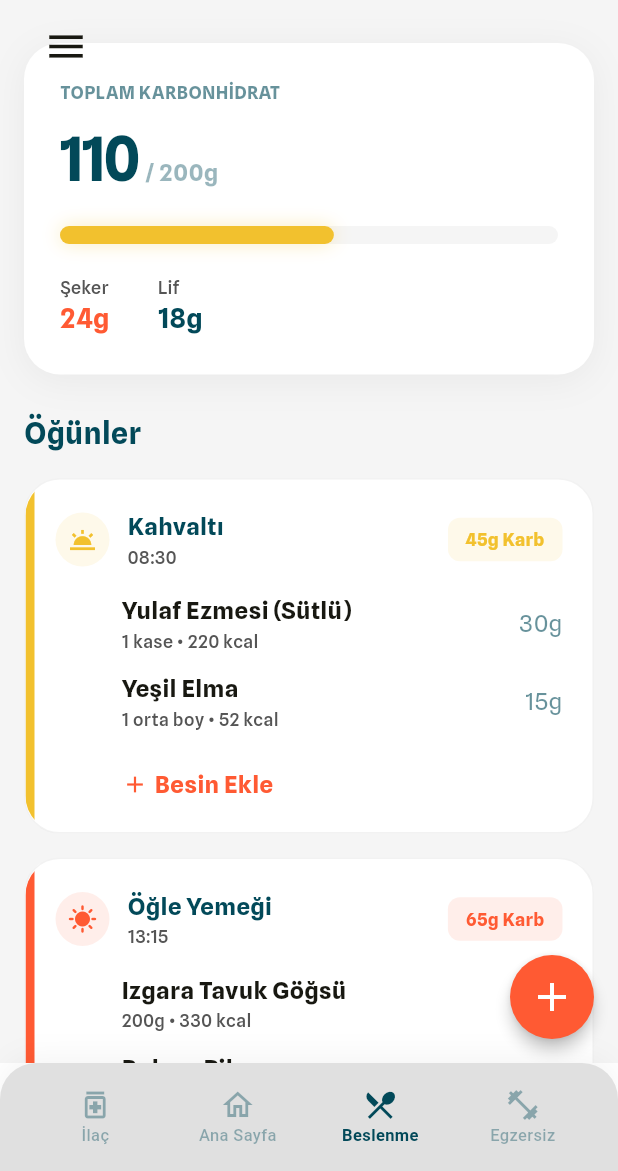
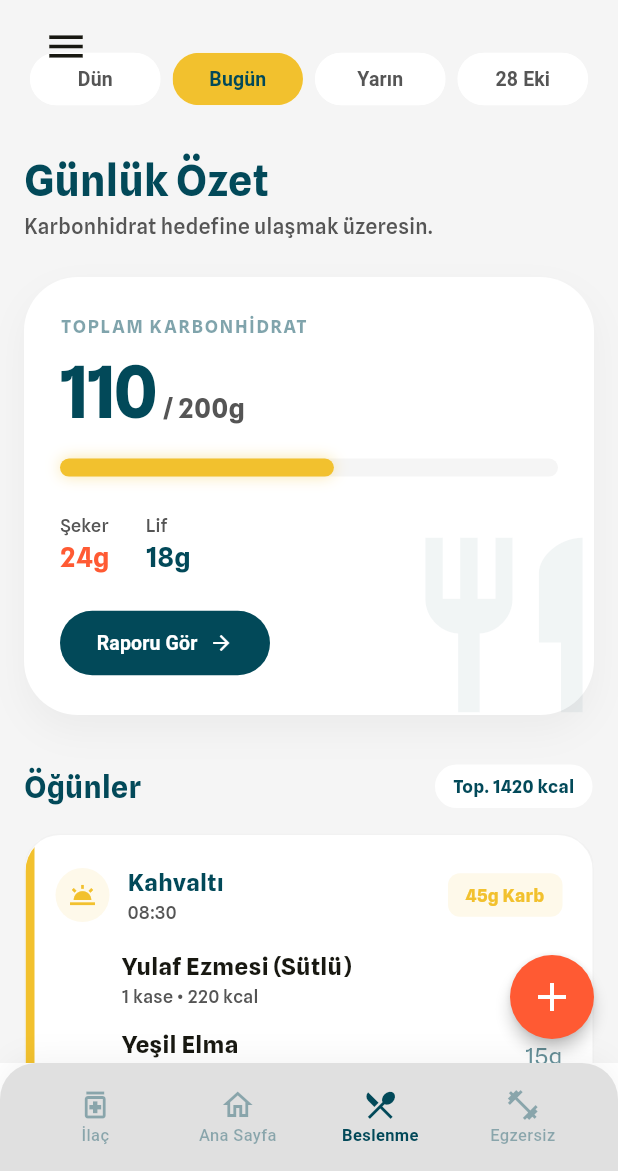
Before and after one commit to SudeAkdag/INSULA, a Flutter app: the screen it shows after launch, item 3 of the bottom bar chosen, on a phone screen of 412 x 824 dp, the part 65-1236 px from its top. Run offline on Flutter 3.47's test engine with Material 3 defaults, Android fonts, the phone set to English and light mode, and no system bars; network calls fail.

Commit message:
nutrition mvp

```diff
--- a/insula/lib/data/repositories/nutrition_repository.dart
+++ b/insula/lib/data/repositories/nutrition_repository.dart
@@ -64,6 +64,11 @@ class NutritionRepository {
           ),
         ],
       ),
+      // YENİ: Akşam Yemeği (Henüz girilmedi)
+      Meal(type: "Akşam Yemeği", items: []),
+
+      // YENİ: Ara Öğünler (Henüz girilmedi)
+      Meal(type: "Ara Öğünler", items: []),
     ];
   }
 
--- a/insula/lib/presentation/screens/nutrition_screen.dart
+++ b/insula/lib/presentation/screens/nutrition_screen.dart
@@ -4,8 +4,8 @@ import '/core/theme/app_text_styles.dart'; //
 import '/core/theme/app_constants.dart'; //
 import '/data/models/index.dart'; //
 import '/data/repositories/nutrition_repository.dart';
-import '/presentation/widgets/nutrition_summary_card.dart';
-import '/presentation/widgets/meal_card.dart';
+import '../widgets/nutrition/nutrition_summary_card.dart';
+import '../widgets/nutrition/meal_card.dart';
 
 class NutritionScreen extends StatefulWidget {
   const NutritionScreen({super.key});
@@ -43,9 +43,36 @@ class _NutritionScreenState extends State<NutritionScreen> {
           return ListView(
             padding: const EdgeInsets.all(16),
             children: [
+              _buildDateSelector(),
+              const SizedBox(height: 24),
+              Text("Günlük Özet", style: AppTextStyles.h1.copyWith(fontSize: 28)), //
+              Text(
+                "Karbonhidrat hedefine ulaşmak üzeresin.",
+                style: AppTextStyles.label.copyWith(fontSize: 14)
+                ),
+              SizedBox(height: 24),
               _buildDailySummary(meals), // Yukarıdaki o büyük özet kartı
-              const SizedBox(height: 24),
-              Text("Öğünler", style: AppTextStyles.h1.copyWith(fontSize: 20)),
+              const SizedBox(height: 32),
+
+              Row(
+                mainAxisAlignment: MainAxisAlignment.spaceBetween,
+                children: [
+                  Text("Öğünler", style: AppTextStyles.h1.copyWith(fontSize: 20)), //
+                  Container(
+                    padding: const EdgeInsets.symmetric(horizontal: 12, vertical: 6),
+                    decoration: BoxDecoration(
+                      color: AppColors.surfaceLight, //
+                      borderRadius: BorderRadius.circular(20),
+                      border: Border.all(color: AppColors.backgroundLight), //
+                    ),
+                    child: Text(
+                      "Top. 1420 kcal",
+                      style: AppTextStyles.label.copyWith(fontWeight: FontWeight.bold, color: AppColors.secondary) //
+                    ),
+                  ),
+                ],
+              ),
+
               const SizedBox(height: 16),
               ...meals.map((meal) => MealCard(meal: meal)).toList(),
             ],
@@ -74,6 +101,46 @@ class _NutritionScreenState extends State<NutritionScreen> {
     );
   }
 
+Widget _buildDateSelector() {
+  final List<String> days = ["Dün", "Bugün", "Yarın", "28 Eki"];
+
+  return Row( // ListView yerine Row kullanarak butonların yayılmasını sağlıyoruz
+    children: List.generate(days.length, (index) {
+      bool isSelected = index == 1; // "Bugün" seçili
+
+      return Expanded( // Expanded, her butona ekranın 1/4'ünü (eşit payı) verir
+        child: Padding(
+          padding: const EdgeInsets.symmetric(horizontal: 4), // Butonlar arası boşluk
+          child: ChoiceChip(
+            // SizedBox.expand veya width: double.infinity ile Chip'in tüm alanı kaplamasını sağlıyoruz
+            label: SizedBox(
+              width: double.infinity,
+              child: Text(
+                days[index],
+                textAlign: TextAlign.center,
+                style: TextStyle(
+                  color: isSelected ? AppColors.secondary : AppColors.textSecLight,
+                  fontWeight: FontWeight.bold,
+                  fontSize: 13,
+                ),
+              ),
+            ),
+            selected: isSelected,
+            onSelected: (val) {},
+            selectedColor: AppColors.primary,
+            backgroundColor: AppColors.surfaceLight,
+            shape: RoundedRectangleBorder(borderRadius: BorderRadius.circular(20)),
+            side: BorderSide.none,
+            showCheckmark: false, // Tasarımdaki gibi temiz görünüm için tik işaretini kaldırdık
+            // Chip'in iç boşluklarını sıfırlayarak tam yayılım sağlıyoruz
+            labelPadding: EdgeInsets.zero,
+            padding: const EdgeInsets.symmetric(vertical: 8),
+          ),
+        ),
+      );
+    }),
+  );
+}
 // nutrition_screen.dart içinde:
 Widget _buildDailySummary(List<Meal> meals) {
   // Model içindeki fonksiyonları kullanarak toplamları alıyoruz
--- a/insula/lib/presentation/widgets/meal_card.dart
+++ b/insula/lib/presentation/widgets/nutrition/meal_card.dart
@@ -69,7 +69,9 @@ class MealCard extends StatelessWidget {
           children: [
             Text(meal.type, style: AppTextStyles.h1.copyWith(fontSize: 16)),
             if (meal.time != null)
-              Text(meal.time!, style: AppTextStyles.label), //
+              Text(meal.time!, style: AppTextStyles.label) //
+            else if (meal.items.isEmpty)
+              Text("Henüz girilmedi", style: AppTextStyles.label.copyWith(color: AppColors.textSecLight)),
           ],
         ),
         const Spacer(),
@@ -127,12 +129,14 @@ class MealCard extends StatelessWidget {
   Color _getMealColor(String type) {
     if (type == "Kahvaltı") return AppColors.primary;
     if (type == "Öğle Yemeği") return AppColors.tertiary;
+    if (type == "Akşam Yemeği") return AppColors.secondary;
     return AppColors.secondary;
   }
 
   IconData _getMealIcon(String type) {
     if (type == "Kahvaltı") return Icons.wb_twilight;
     if (type == "Öğle Yemeği") return Icons.sunny;
-    return Icons.bedtime;
+    if (type == "Akşam Yemeği") return Icons.bedtime;
+    return Icons.cookie_outlined;
   }
 }
--- /dev/null
+++ b/insula/lib/presentation/widgets/nutrition/nutrition_summary_card.dart
@@ -0,0 +1,154 @@
+import 'package:flutter/material.dart';
+import '/core/theme/app_colors.dart';
+import '/core/theme/app_text_styles.dart';
+import '/core/theme/app_constants.dart';
+
+class NutritionSummaryCard extends StatelessWidget {
+  final double currentCarbs;
+  final int carbGoal;
+  final double sugar;
+  final double fiber;
+
+  const NutritionSummaryCard({
+    super.key,
+    required this.currentCarbs,
+    required this.carbGoal,
+    required this.sugar,
+    required this.fiber,
+  });
+
+  @override
+  Widget build(BuildContext context) {
+    double progress = (currentCarbs / carbGoal).clamp(0.0, 1.0);
+
+    return Container(
+      width: double.infinity,
+      decoration: BoxDecoration(
+        color: AppColors.surfaceLight,
+        borderRadius: BorderRadius.circular(AppRadius.lg * 1.5), // Tasarımdaki daha yumuşak köşe
+        boxShadow: [
+          BoxShadow(
+            color: Colors.black.withOpacity(0.04),
+            blurRadius: 20,
+            offset: const Offset(0, 10),
+          ),
+        ],
+      ),
+      child: Stack( // Arka plan detayı için Stack kullanıyoruz
+        children: [
+          // Arka Plandaki Görsel Detayı (Sağ alt köşedeki tabağı simüle eder)
+          Positioned(
+            right: -10,
+            bottom: -10,
+            child: Opacity(
+              opacity: 0.05,
+              child: Icon(Icons.restaurant, size: 140, color: AppColors.secondary),
+            ),
+          ),
+
+          Padding(
+            padding: const EdgeInsets.all(24),
+            child: Column(
+              crossAxisAlignment: CrossAxisAlignment.start,
+              children: [
+                Text(
+                  "TOPLAM KARBONHİDRAT",
+                  style: AppTextStyles.label.copyWith(
+                    fontWeight: FontWeight.bold,
+                    letterSpacing: 1.2,
+                    color: AppColors.secondary.withOpacity(0.5),
+                  ),
+                ),
+                const SizedBox(height: 12),
+                Row(
+                  crossAxisAlignment: CrossAxisAlignment.baseline,
+                  textBaseline: TextBaseline.alphabetic,
+                  children: [
+                    Text(
+                      currentCarbs.toInt().toString(),
+                      style: AppTextStyles.glucoseValue.copyWith(fontSize: 48, height: 1),
+                    ),
+                    const SizedBox(width: 4),
+                    Text(
+                      "/ ${carbGoal}g",
+                      style: AppTextStyles.body.copyWith(
+                        color: AppColors.textSecLight,
+                        fontWeight: FontWeight.bold,
+                        fontSize: 18,
+                      ),
+                    ),
+                  ],
+                ),
+                const SizedBox(height: 20),
+                // Progress Bar
+                Container(
+                  height: 12,
+                  width: double.infinity,
+                  decoration: BoxDecoration(
+                    color: AppColors.backgroundLight,
+                    borderRadius: BorderRadius.circular(AppRadius.full),
+                  ),
+                  child: FractionallySizedBox(
+                    alignment: Alignment.centerLeft,
+                    widthFactor: progress,
+                    child: Container(
+                      decoration: BoxDecoration(
+                        color: AppColors.primary,
+                        borderRadius: BorderRadius.circular(AppRadius.full),
+                        boxShadow: [
+                          BoxShadow(color: AppColors.primary.withOpacity(0.4), blurRadius: 8)
+                        ],
+                      ),
+                    ),
+                  ),
+                ),
+                const SizedBox(height: 24),
+                // Şeker, Lif ve Buton Satırı
+                Row(
+                  children: [
+                    _buildNutrientInfo("Şeker", "${sugar.toInt()}g", AppColors.tertiary),
+                    const SizedBox(width: 24),
+                    _buildNutrientInfo("Lif", "${fiber.toInt()}g", AppColors.secondary),
+                  ]
+                ),
+                    const SizedBox(height: 20),
+                    // Tasarımdaki "Raporu Gör" Butonu
+                    SizedBox(
+                      width: 140, // Tasarımdaki genişlik
+                      child: ElevatedButton(
+                        onPressed: () {}, // Fonksiyon daha sonra eklenecek
+                        style: ElevatedButton.styleFrom(
+                          backgroundColor: AppColors.secondary,
+                          foregroundColor: Colors.white,
+                          padding: const EdgeInsets.symmetric(vertical: 12),
+                          shape: const StadiumBorder(), // Oval yapı
+                          elevation: 0,
+                        ),
+                    child: Row(
+                      mainAxisAlignment: MainAxisAlignment.center,
+                      children: const [
+                        Text("Raporu Gör", style: TextStyle(fontWeight: FontWeight.bold, fontSize: 13)),
+                        SizedBox(width: 8),
+                        Icon(Icons.arrow_forward, size: 16),
+                      ],
+                    ),
+                  ),
+                ),
+              ],
+            ),
+          ),
+        ],
+      ),
+    );
+  }
+
+  Widget _buildNutrientInfo(String label, String value, Color color) {
+    return Column(
+      crossAxisAlignment: CrossAxisAlignment.start,
+      children: [
+        Text(label, style: AppTextStyles.label),
+        Text(value, style: AppTextStyles.h1.copyWith(fontSize: 18, color: color)),
+      ],
+    );
+  }
+}
--- a/insula/lib/presentation/widgets/nutrition_summary_card.dart
+++ /dev/null
@@ -1,126 +0,0 @@
-import 'package:flutter/material.dart';
-import '/core/theme/app_colors.dart'; //
-import '/core/theme/app_text_styles.dart'; //
-import '/core/theme/app_constants.dart'; //
-
-class NutritionSummaryCard extends StatelessWidget {
-  final double currentCarbs;
-  final int carbGoal;
-  final double sugar;
-  final double fiber;
-
-  const NutritionSummaryCard({
-    super.key,
-    required this.currentCarbs,
-    required this.carbGoal,
-    required this.sugar,
-    required this.fiber,
-  });
-
-  @override
-  Widget build(BuildContext context) {
-    // İlerleme yüzdesini hesapla
-    double progress = (currentCarbs / carbGoal).clamp(0.0, 1.0);
-
-    return Container(
-      padding: const EdgeInsets.all(24),
-      decoration: BoxDecoration(
-        color: AppColors.surfaceLight, //
-        borderRadius: BorderRadius.circular(AppRadius.lg), //
-        boxShadow: [
-          BoxShadow(
-            color: Colors.black.withOpacity(0.05),
-            blurRadius: 20,
-            offset: const Offset(0, 4),
-          ),
-        ],
-      ),
-      child: Column(
-        crossAxisAlignment: CrossAxisAlignment.start,
-        children: [
-          Text(
-            "TOPLAM KARBONHİDRAT",
-            style: AppTextStyles.label.copyWith(
-              fontWeight: FontWeight.bold,
-              color: AppColors.secondary.withOpacity(0.6),
-            ),
-          ),
-          const SizedBox(height: 8),
-          Row(
-            crossAxisAlignment: CrossAxisAlignment.baseline,
-            textBaseline: TextBaseline.alphabetic,
-            children: [
-              Text(
-                currentCarbs.toInt().toString(),
-                style: AppTextStyles.glucoseValue.copyWith(fontSize: 40), //
-              ),
-              const SizedBox(width: 4),
-              Text(
-                "/ ${carbGoal}g", //
-                style: AppTextStyles.body.copyWith(
-                  color: AppColors.secondary.withOpacity(0.4),
-                  fontWeight: FontWeight.bold,
-                ),
-              ),
-            ],
-          ),
-          const SizedBox(height: 16),
-          // Progress Bar Yapısı
-          Stack(
-            children: [
-              Container(
-                height: 12,
-                width: double.infinity,
-                decoration: BoxDecoration(
-                  color: AppColors.backgroundLight,
-                  borderRadius: BorderRadius.circular(AppRadius.full),
-                ),
-              ),
-              FractionallySizedBox(
-                widthFactor: progress,
-                child: Container(
-                  height: 12,
-                  decoration: BoxDecoration(
-                    color: AppColors.primary, //
-                    borderRadius: BorderRadius.circular(AppRadius.full),
-                    boxShadow: [
-                      BoxShadow(
-                        color: AppColors.primary.withOpacity(0.3),
-                        blurRadius: 10,
-                      )
-                    ],
-                  ),
-                ),
-              ),
-            ],
-          ),
-          const SizedBox(height: 20),
-          // Şeker ve Lif Bilgileri
-          Row(
-            children: [
-              _buildNutrientInfo("Şeker", "${sugar.toInt()}g", AppColors.tertiary),
-              const SizedBox(width: 32),
-              _buildNutrientInfo("Lif", "${fiber.toInt()}g", AppColors.secondary),
-            ],
-          ),
-        ],
-      ),
-    );
-  }
-
-  Widget _buildNutrientInfo(String label, String value, Color color) {
-    return Column(
-      crossAxisAlignment: CrossAxisAlignment.start,
-      children: [
-        Text(label, style: AppTextStyles.label),
-        Text(
-          value,
-          style: AppTextStyles.h1.copyWith(
-            fontSize: 18,
-            color: color,
-          ),
-        ),
-      ],
-    );
-  }
-}
```
Also changed, not shown: 1 other file.
